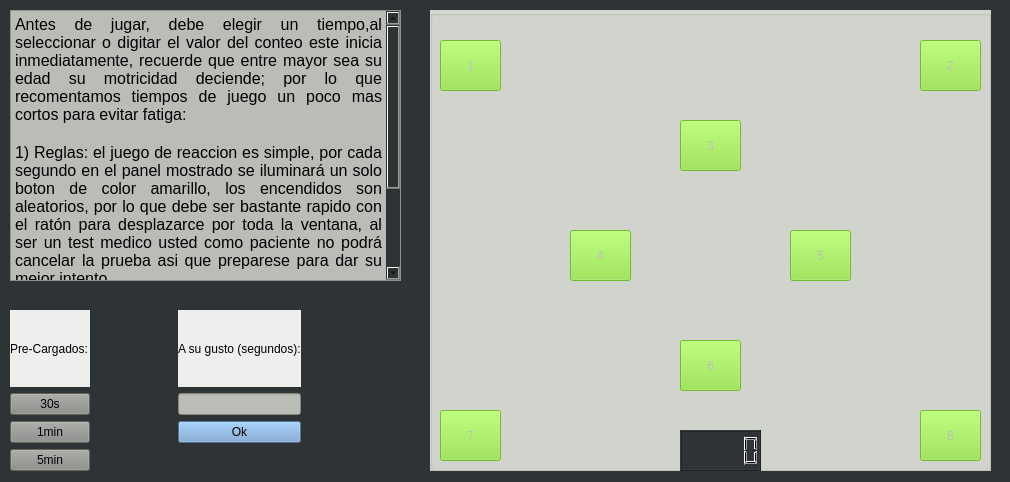
This is proyecto-4.0/Proyecto3/juego.ui in EdwardSZS/ALSEDFS2020 as Qt 5 draws it before an edit. The edited form follows.
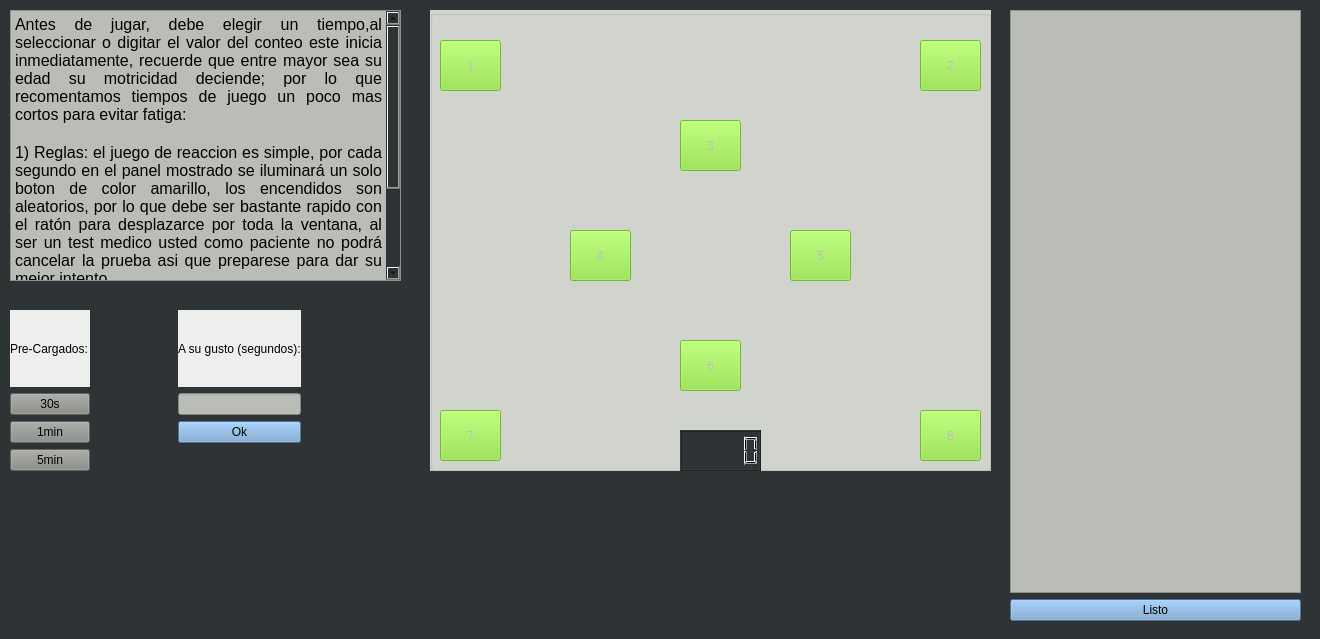
This is the edited form.

```diff
--- a/proyecto-4.0/Proyecto3/juego.ui
+++ b/proyecto-4.0/Proyecto3/juego.ui
@@ -6,8 +6,8 @@
    <rect>
     <x>0</x>
     <y>0</y>
-    <width>1010</width>
-    <height>482</height>
+    <width>1320</width>
+    <height>639</height>
    </rect>
   </property>
   <property name="windowTitle">
@@ -325,6 +325,38 @@
     </item>
    </layout>
   </widget>
+  <widget class="QWidget" name="">
+   <property name="geometry">
+    <rect>
+     <x>1010</x>
+     <y>10</y>
+     <width>291</width>
+     <height>611</height>
+    </rect>
+   </property>
+   <layout class="QVBoxLayout" name="verticalLayout">
+    <item>
+     <widget class="QTableView" name="tableView">
+      <property name="enabled">
+       <bool>false</bool>
+      </property>
+      <property name="styleSheet">
+       <string notr="true">background-color: rgb(186, 189, 182);</string>
+      </property>
+     </widget>
+    </item>
+    <item>
+     <widget class="QPushButton" name="Listo">
+      <property name="styleSheet">
+       <string notr="true">background-color: rgb(114, 159, 207);</string>
+      </property>
+      <property name="text">
+       <string>Listo</string>
+      </property>
+     </widget>
+    </item>
+   </layout>
+  </widget>
  </widget>
  <resources/>
  <connections/>
```
